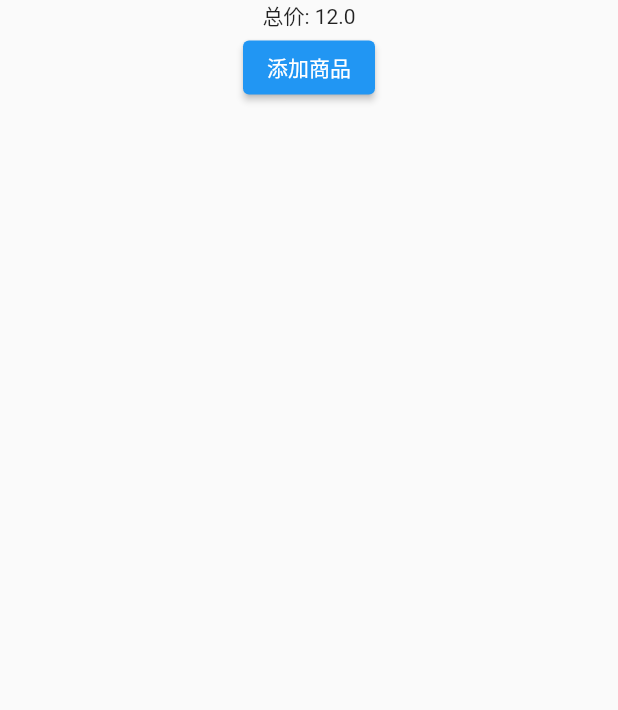
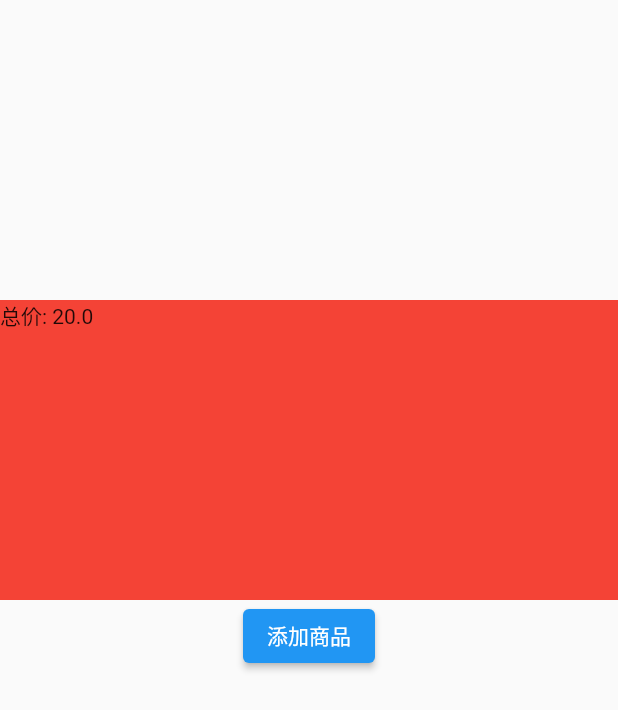
Before and after one commit to chdo002/DDU, a Flutter app: the ProviderRoute widget shown alone on an empty page, opened directly, after a tap on "添加商品", on a phone screen of 412 x 824 dp. Shown: the top 710 px of the screen. Run offline on Flutter 3.47's test engine with Material 2 defaults, Android fonts, the phone set to English and light mode, and no system bars; missing offline and left inert: random_color; project files that could hold a hidden picture were left out.

Commit message:
修改state

```diff
--- a/flutter_demo/my_flutter/lib/AboutState/AboutSateProvider.dart
+++ /dev/null
@@ -1,76 +0,0 @@
-import 'package:flutter/cupertino.dart';
-
-class InheritedProvider<T> extends InheritedWidget {
-  InheritedProvider({required this.data, required Widget child}) : super(child: child);
-  final T data;
-
-  @override
-  bool updateShouldNotify(covariant InheritedWidget oldWidget) {
-    return true;
-  }
-}
-
-class MyChangeNotifier implements Listenable {
-  List listeners = [];
-
-  @override
-  void addListener(VoidCallback listener) {
-    listeners.add(listener);
-  }
-
-  @override
-  void removeListener(VoidCallback listener) {
-    listeners.remove(listener);
-  }
-
-  void notifyListen() {
-    listeners.forEach((element) => element());
-  }
-}
-
-class ChangeNotifierProvider<T extends MyChangeNotifier> extends StatefulWidget {
-  const ChangeNotifierProvider({Key? key, required this.data, required this.child});
-
-  final Widget child;
-  final T data;
-
-  static T? of<T>(BuildContext context) {
-    final provider = context.dependOnInheritedWidgetOfExactType<InheritedProvider<T>>();
-    return provider?.data;
-  }
-
-  @override
-  ChangeNotifierProviderState<T> createState() => ChangeNotifierProviderState<T>();
-}
-
-class ChangeNotifierProviderState<T extends MyChangeNotifier> extends State<ChangeNotifierProvider<T>> {
-  update() {
-    setState(() {});
-  }
-
-  @override
-  void didUpdateWidget(covariant ChangeNotifierProvider<T> oldWidget) {
-    if (widget.data != oldWidget.data) {
-      oldWidget.data.removeListener(update);
-      widget.data.addListener(update);
-    }
-    super.didUpdateWidget(oldWidget);
-  }
-
-  @override
-  void initState() {
-    widget.data.addListener(update);
-    super.initState();
-  }
-
-  @override
-  void dispose() {
-    widget.data.removeListener(update);
-    super.dispose();
-  }
-
-  @override
-  Widget build(BuildContext context) {
-    return InheritedProvider<T>(data: widget.data, child: widget.child);
-  }
-}
--- a/flutter_demo/my_flutter/lib/AboutState/cart_state_demo.dart
+++ /dev/null
@@ -1,55 +0,0 @@
-import 'dart:collection';
-
-import 'package:flutter/cupertino.dart';
-import 'package:flutter/material.dart';
-
-import 'AboutSateProvider.dart';
-
-class Item {
-  late double price;
-  late double count;
-
-  Item(this.count, this.price);
-}
-
-class CartModel extends MyChangeNotifier {
-  final List<Item> _items = [];
-
-  UnmodifiableListView<Item> get items => UnmodifiableListView(_items);
-
-  double get totalPrice => _items.fold(0, (previousValue, element) => previousValue + element.count * element.price);
-
-  void add(Item item) {
-    _items.add(item);
-    notifyListen();
-  }
-}
-
-class ProviderRoute extends StatefulWidget {
-  @override
-  State<StatefulWidget> createState() => ProviderRouteState();
-}
-
-class ProviderRouteState extends State<ProviderRoute> {
-  @override
-  Widget build(BuildContext context) {
-    return Center(
-        child: ChangeNotifierProvider<CartModel>(
-            data: CartModel(),
-            child: Builder(builder: (context) {
-              return Column(children: <Widget>[
-                Builder(builder: (context) {
-                  var cart = ChangeNotifierProvider.of<CartModel>(context);
-                  return Text("总价: ${cart?.totalPrice}");
-                }),
-                Builder(builder: (context) {
-                  return ElevatedButton(
-                      onPressed: () {
-                        ChangeNotifierProvider.of<CartModel>(context)?.add(Item(1, 12));
-                      },
-                      child: const Text("添加商品"));
-                })
-              ]);
-            })));
-  }
-}
--- a/flutter_demo/my_flutter/lib/demo/state_page/state_page.dart
+++ b/flutter_demo/my_flutter/lib/demo/state_page/state_page.dart
@@ -22,8 +22,8 @@ class ShareDataWidget extends InheritedWidget {
 
   //该回调决定当data发生变化时，是否通知子树中依赖data的Widget
   @override
-  bool updateShouldNotify(ShareDataWidget old) {
-    return old.data != data;
+  bool updateShouldNotify(ShareDataWidget oldWidget) {
+    return oldWidget.data != data;
   }
 }
 
--- a/flutter_demo/my_flutter/lib/demo/state_page/sub_page/provider_page.dart
+++ b/flutter_demo/my_flutter/lib/demo/state_page/sub_page/provider_page.dart
@@ -1,4 +1,8 @@
+import 'dart:collection';
+
 import 'package:flutter/cupertino.dart';
+import 'package:flutter/material.dart';
+import 'package:my_flutter/demo/state_page/sub_page/simple_provider.dart';
 
 class ProviderPage extends StatefulWidget {
   @override
@@ -11,6 +15,73 @@ class ProviderPageState extends State<ProviderPage> {
   @override
   Widget build(BuildContext context) {
     return CupertinoPageScaffold(
-        navigationBar: CupertinoNavigationBar(middle: Text('provider demo')), child: Center(child: Text('123')));
+        navigationBar: CupertinoNavigationBar(middle: Text(' simple provider demo')), child: ProviderRoute());
   }
 }
+
+class Item {
+  Item(this.price, this.count);
+  double price; //商品单价
+  int count; // 商品份数
+  //... 省略其它属性
+}
+
+class CartModel extends ChangeNotifier {
+  // 用于保存购物车中商品列表
+  final List<Item> _items = [];
+
+  // 禁止改变购物车里的商品信息
+  UnmodifiableListView<Item> get items => UnmodifiableListView(_items);
+
+  // 购物车中商品的总价
+  double get totalPrice => _items.fold(0, (value, item) => value + item.count * item.price);
+
+  // 将 [item] 添加到购物车。这是唯一一种能从外部改变购物车的方法。
+  void add(Item item) {
+    _items.add(item);
+    // 通知监听器（订阅者），重新构建InheritedProvider， 更新状态。
+    notifyListeners();
+  }
+}
+
+class ProviderRoute extends StatefulWidget {
+  @override
+  _ProviderRouteState createState() => _ProviderRouteState();
+}
+
+class _ProviderRouteState extends State<ProviderRoute> {
+  @override
+  Widget build(BuildContext context) {
+    return Center(
+      child: ChangeNotifierProvider<CartModel>(
+        data: CartModel(),
+        child: Builder(builder: (context) {
+          return Column(
+            children: <Widget>[
+              const SizedBox(
+                height: 200,
+              ),
+              Builder(builder: (context) {
+                var cart = ChangeNotifierProvider.of<CartModel>(context);
+                return Container(
+                    width: double.infinity, height: 200, color: Colors.red, child: Text("总价: ${cart!.totalPrice}"));
+              }),
+              Builder(builder: (context) {
+                print("ElevatedButton build"); //在后面优化部分会用到
+                return ElevatedButton(
+                  child: Text("添加商品"),
+                  onPressed: () {
+                    //给购物车中添加商品，添加后总价会更新
+                    ChangeNotifierProvider.of<CartModel>(context)?.add(Item(20.0, 1));
+                  },
+                );
+              }),
+            ],
+          );
+        }),
+      ),
+    );
+  }
+}
+
+class Cotainer {}
--- /dev/null
+++ b/flutter_demo/my_flutter/lib/demo/state_page/sub_page/simple_provider.dart
@@ -0,0 +1,71 @@
+import 'package:flutter/cupertino.dart';
+
+// 一个通用的InheritedWidget，保存需要跨组件共享的状态
+class InheritedProvider<T> extends InheritedWidget {
+  InheritedProvider({
+    required this.data,
+    required Widget child,
+  }) : super(child: child);
+
+  final T data;
+
+  @override
+  bool updateShouldNotify(InheritedProvider<T> oldWidget) {
+    //在此简单返回true，则每次更新都会调用依赖其的子孙节点的`didChangeDependencies`。
+    return true;
+  }
+}
+
+class ChangeNotifierProvider<T extends ChangeNotifier> extends StatefulWidget {
+  const ChangeNotifierProvider({Key? key, required this.data, required this.child});
+
+  final Widget child;
+  final T data;
+
+  static T? of<T>(BuildContext context) {
+    final provider = context.dependOnInheritedWidgetOfExactType<InheritedProvider<T>>();
+    return provider?.data;
+  }
+
+  @override
+  _ChangeNotifierProviderState<T> createState() => _ChangeNotifierProviderState<T>();
+}
+
+class _ChangeNotifierProviderState<T extends ChangeNotifier> extends State<ChangeNotifierProvider<T>> {
+  void update() {
+    //如果数据发生变化（model类调用了notifyListeners），重新构建InheritedProvider
+    setState(() => {});
+  }
+
+  @override
+  void didUpdateWidget(ChangeNotifierProvider<T> oldWidget) {
+    //当Provider更新时，如果新旧数据不"=="，则解绑旧数据监听，同时添加新数据监听
+    if (widget.data != oldWidget.data) {
+      oldWidget.data.removeListener(update);
+      widget.data.addListener(update);
+    }
+    super.didUpdateWidget(oldWidget);
+  }
+
+  @override
+  void initState() {
+    // 给model添加监听器
+    widget.data.addListener(update);
+    super.initState();
+  }
+
+  @override
+  void dispose() {
+    // 移除model的监听器
+    widget.data.removeListener(update);
+    super.dispose();
+  }
+
+  @override
+  Widget build(BuildContext context) {
+    return InheritedProvider<T>(
+      data: widget.data,
+      child: widget.child,
+    );
+  }
+}
```
Also changed, not shown: flutter_demo/my_flutter/lib/AboutState/about_state.dart (deleted, +0 -62 lines), flutter_demo/my_flutter/lib/AboutState/value_listen_demo.dart (deleted, +0 -24 lines).
